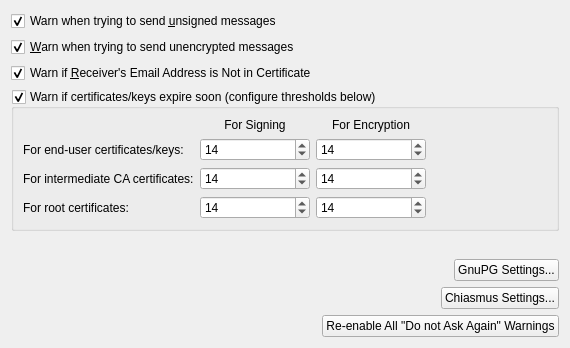
Before: the Qt Designer form kmail/ui/warningconfiguration.ui in chusopr/kdepim-ktimetracker-akonadi, drawn with Qt 5.
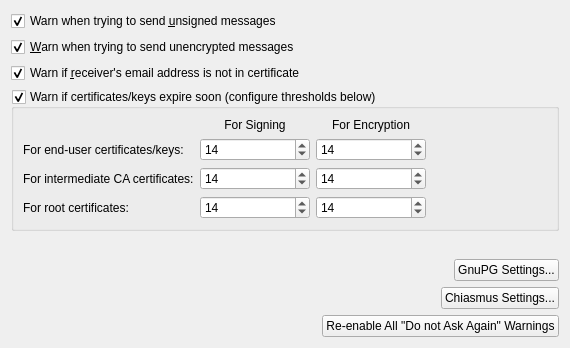
After: the same form once the commit is applied. Custom widgets are drawn as their Qt base class.

Commit message: Fix the capitalisation of "Warn if receiver's email address is..." check box and tool tip (Security - Miscellaneous dialogue), to be consistent with the other 2 check boxes.

```diff
--- a/kmail/ui/warningconfiguration.ui
+++ b/kmail/ui/warningconfiguration.ui
@@ -67,7 +67,7 @@
 &lt;/p&gt;&lt;/qt&gt;</string>
      </property>
      <property name="text">
-      <string>Warn if &amp;Receiver's Email Address is Not in Certificate</string>
+      <string>Warn if &amp;receiver's email address is not in certificate</string>
      </property>
      <property name="checked">
       <bool>true</bool>
```
Left out of the diff: 2 changed lines with no effect on the pictures.
